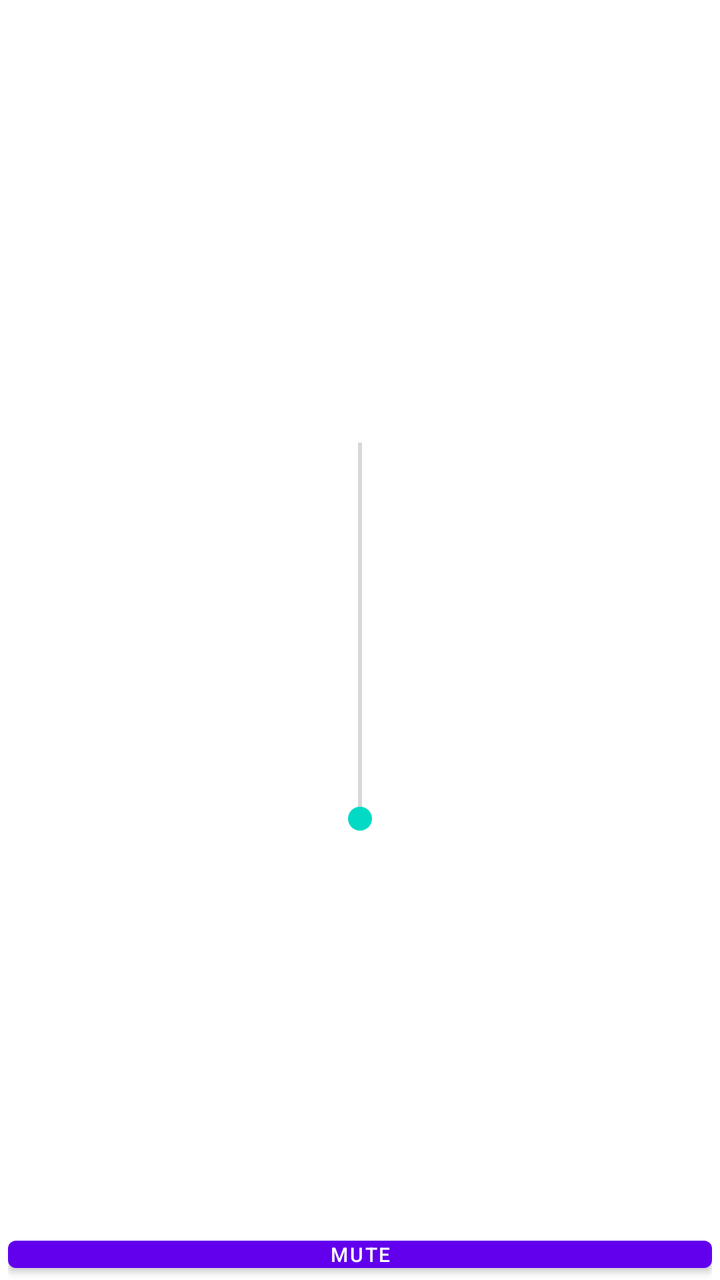
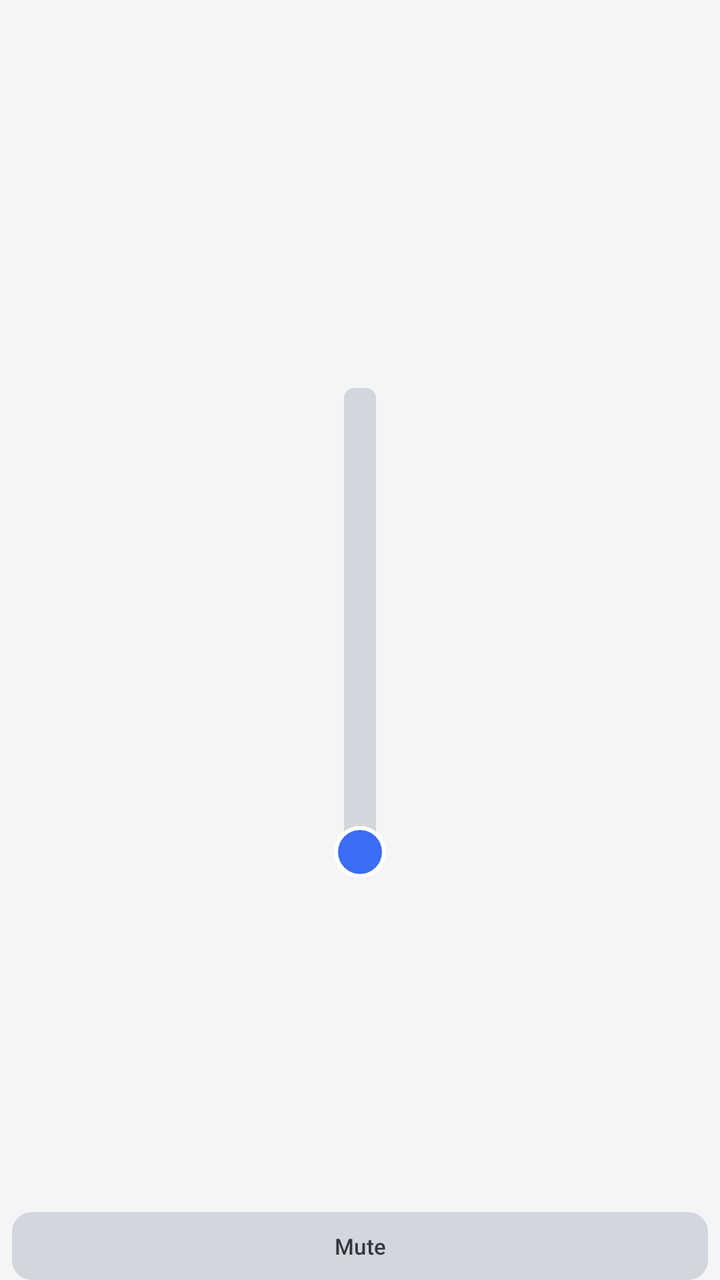

Screens rendered from an Android XML layout before and after an edit, with the pre-edit source and the edit as a unified diff.
<!-- AndroidManifest.xml: application theme Theme.MonitorMix -->
<!-- res/layout/item_channel.xml -->
<?xml version="1.0" encoding="utf-8"?>
<LinearLayout xmlns:android="http://schemas.android.com/apk/res/android"
    android:layout_width="80dp"
    android:layout_height="match_parent"
    android:orientation="vertical"
    android:gravity="center_horizontal"
    android:paddingStart="4dp"
    android:paddingEnd="4dp">

    <TextView
        android:id="@+id/channel_name"
        android:layout_width="match_parent"
        android:layout_height="wrap_content"
        android:gravity="center"
        android:maxLines="2"
        android:textSize="12sp" />

    <FrameLayout
        android:layout_width="match_parent"
        android:layout_height="0dp"
        android:layout_weight="1">

        <SeekBar
            android:id="@+id/level_seek_bar"
            android:layout_width="220dp"
            android:layout_height="wrap_content"
            android:layout_gravity="center"
            android:rotation="270"
            android:max="1000" />

    </FrameLayout>

    <Button
        android:id="@+id/mute_button"
        android:layout_width="match_parent"
        android:layout_height="wrap_content"
        android:text="Mute"
        android:textSize="10sp"
        android:padding="0dp"
        android:minHeight="0dp"
        android:minWidth="0dp" />

</LinearLayout>
<!-- resources referenced by this layout -->
<resources>
  <style name="Theme.MonitorMix" parent="Theme.MaterialComponents.DayNight.NoActionBar" />
</resources>

<!-- the commit's change to res/layout/item_channel.xml (unified diff, before → after) -->
@@ -1,19 +1,23 @@
 <?xml version="1.0" encoding="utf-8"?>
 <LinearLayout xmlns:android="http://schemas.android.com/apk/res/android"
-    android:layout_width="80dp"
+    xmlns:app="http://schemas.android.com/apk/res-auto"
+    android:layout_width="92dp"
     android:layout_height="match_parent"
     android:orientation="vertical"
     android:gravity="center_horizontal"
-    android:paddingStart="4dp"
-    android:paddingEnd="4dp">
+    android:paddingStart="6dp"
+    android:paddingEnd="6dp">
 
     <TextView
         android:id="@+id/channel_name"
         android:layout_width="match_parent"
         android:layout_height="wrap_content"
+        android:layout_marginBottom="4dp"
         android:gravity="center"
         android:maxLines="2"
-        android:textSize="12sp" />
+        android:textSize="12sp"
+        android:textStyle="bold"
+        android:textColor="?attr/colorOnSurface" />
 
     <FrameLayout
         android:layout_width="match_parent"
@@ -22,22 +26,31 @@
 
         <SeekBar
             android:id="@+id/level_seek_bar"
-            android:layout_width="220dp"
-            android:layout_height="wrap_content"
+            android:layout_width="260dp"
+            android:layout_height="44dp"
             android:layout_gravity="center"
             android:rotation="270"
-            android:max="1000" />
+            android:max="1000"
+            android:thumb="@drawable/seekbar_thumb"
+            android:progressDrawable="@drawable/seekbar_track"
+            android:splitTrack="false"
+            android:paddingStart="14dp"
+            android:paddingEnd="14dp" />
 
     </FrameLayout>
 
-    <Button
+    <com.google.android.material.button.MaterialButton
         android:id="@+id/mute_button"
+        style="@style/Widget.Material3.Button.TonalButton"
         android:layout_width="match_parent"
-        android:layout_height="wrap_content"
+        android:layout_height="34dp"
+        android:layout_marginTop="6dp"
         android:text="Mute"
-        android:textSize="10sp"
-        android:padding="0dp"
-        android:minHeight="0dp"
-        android:minWidth="0dp" />
+        android:textSize="11sp"
+        android:insetTop="0dp"
+        android:insetBottom="0dp"
+        app:cornerRadius="10dp"
+        app:backgroundTint="@color/mute_inactive"
+        android:textColor="@color/on_mute_inactive" />
 
 </LinearLayout>
<!-- resource entries referenced after the edit -->
@@ -1,5 +1,61 @@
 <!-- resources referenced by this layout -->
 <resources>
-  <style name="Theme.MonitorMix" parent="Theme.MaterialComponents.DayNight.NoActionBar" />
+  <color name="mute_inactive">#D3D6DC</color>
+  <color name="on_mute_inactive">#33363C</color>
+  <!-- drawable seekbar_thumb (drawable) -->
+  <?xml version="1.0" encoding="utf-8"?>
+  <shape xmlns:android="http://schemas.android.com/apk/res/android"
+      android:shape="oval">
+      <solid android:color="@color/primary" />
+      <size
+          android:width="26dp"
+          android:height="26dp" />
+      <stroke
+          android:width="2dp"
+          android:color="@color/on_primary" />
+  </shape>
+  <!-- drawable seekbar_track (drawable) -->
+  <?xml version="1.0" encoding="utf-8"?>
+  <layer-list xmlns:android="http://schemas.android.com/apk/res/android">
+      <item android:id="@android:id/background">
+          <shape android:shape="rectangle">
+              <corners android:radius="5dp" />
+              <solid android:color="@color/track_background" />
+              <size android:height="10dp" />
+          </shape>
+      </item>
+      <item android:id="@android:id/progress">
+          <clip>
+              <shape android:shape="rectangle">
+                  <corners android:radius="5dp" />
+                  <solid android:color="@color/primary" />
+                  <size android:height="10dp" />
+              </shape>
+          </clip>
+      </item>
+  </layer-list>
+  <style name="Theme.MonitorMix" parent="Theme.Material3.DayNight.NoActionBar">
+          <item name="colorPrimary">@color/primary</item>
+          <item name="colorOnPrimary">@color/on_primary</item>
+          <item name="colorSecondary">@color/secondary</item>
+          <item name="colorOnSecondary">@color/on_secondary</item>
+          <item name="android:colorBackground">@color/background</item>
+          <item name="colorSurface">@color/surface</item>
+          <item name="colorOnSurface">@color/on_surface</item>
+          <item name="colorSurfaceVariant">@color/surface_variant</item>
+          <item name="colorOnSurfaceVariant">@color/on_surface_variant</item>
+          <item name="colorError">@color/mute_active</item>
+      </style>
+  <color name="primary">#3B6DF6</color>
+  <color name="on_primary">#FFFFFF</color>
+  <color name="track_background">#D3D6DC</color>
+  <color name="secondary">#1FAA6B</color>
+  <color name="on_secondary">#FFFFFF</color>
+  <color name="background">#F4F5F7</color>
+  <color name="surface">#FFFFFF</color>
+  <color name="on_surface">#1B1D22</color>
+  <color name="surface_variant">#E7E9EE</color>
+  <color name="on_surface_variant">#54585F</color>
+  <color name="mute_active">#E5473F</color>
 </resources>
 
